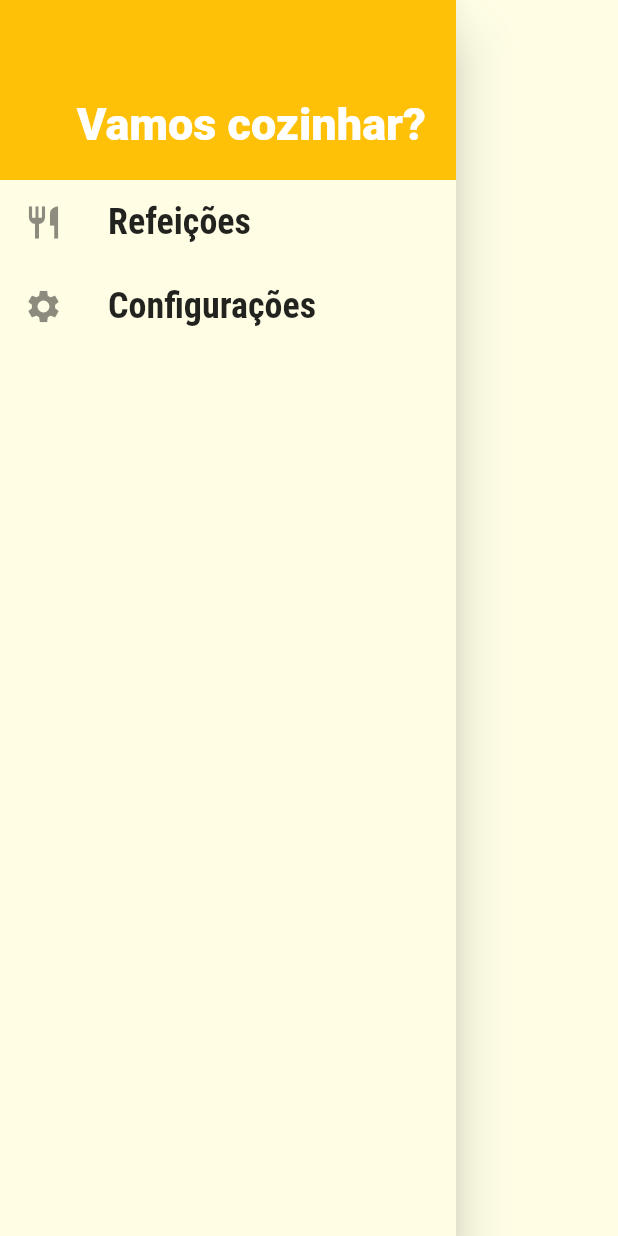
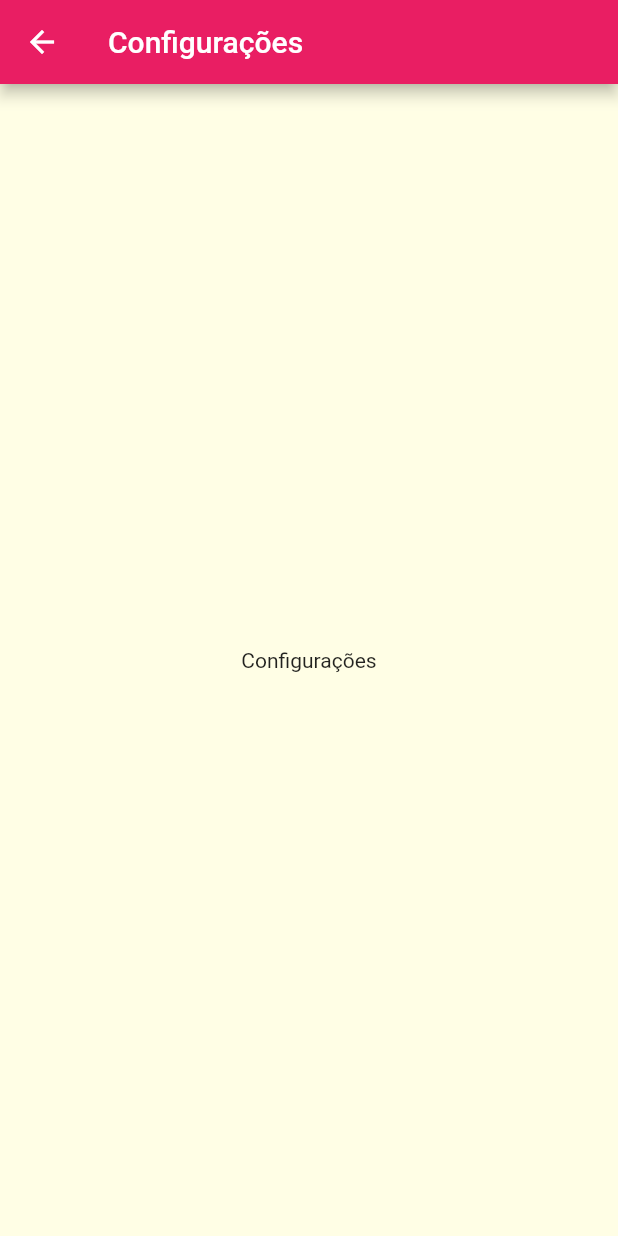
Before and after one commit to AlexBitar80/meal-app-flutter, a Flutter app: the MainDrawer widget shown alone on an empty page, opened directly, after a tap on "Configurações", on a phone screen of 412 x 824 dp. Run offline on Flutter 3.47's test engine with Material 2 defaults, Android fonts, the phone set to English and light mode, and no system bars; network calls fail.

Commit message:
feat: Adicionado criação da tela de Ajustes e suas rotas juntamente com a navegação

```diff
--- a/lib/components/main_drawer.dart
+++ b/lib/components/main_drawer.dart
@@ -1,11 +1,12 @@
 import 'package:flutter/material.dart';
+import 'package:meals/utils/routes/app_routes.dart';
 
 class MainDrawer extends StatelessWidget {
   const MainDrawer({
     super.key,
   });
 
-  Widget _createItem(IconData icon, String label) {
+  Widget _createItem(IconData icon, String label, void Function() onTap) {
     return ListTile(
       leading: Icon(
         icon,
@@ -19,7 +20,7 @@ class MainDrawer extends StatelessWidget {
           fontWeight: FontWeight.bold,
         ),
       ),
-      onTap: () {},
+      onTap: onTap,
     );
   }
 
@@ -47,10 +48,12 @@ class MainDrawer extends StatelessWidget {
             _createItem(
               Icons.restaurant,
               'Refeições',
+              () => Navigator.of(context).pushNamed(AppRoutes.home_page),
             ),
             _createItem(
               Icons.settings,
               'Configurações',
+              () => Navigator.of(context).pushNamed(AppRoutes.settings_page),
             ),
           ],
         ),
--- a/lib/main.dart
+++ b/lib/main.dart
@@ -1,6 +1,7 @@
 import 'package:flutter/material.dart';
 import 'package:meals/pages/categories/categories_meals_page.dart';
 import 'package:meals/pages/meals/meal_detail_page.dart';
+import 'package:meals/pages/settings/settings_page.dart';
 import 'package:meals/pages/tabs/tabs_page.dart';
 import 'package:meals/utils/routes/app_routes.dart';
 
@@ -33,6 +34,7 @@ class MyApp extends StatelessWidget {
         AppRoutes.home_page: (context) => const TabsPage(),
         AppRoutes.categories_meals: (context) => const CategoriesMealsPage(),
         AppRoutes.meal_detail: (context) => const MealDetailPage(),
+        AppRoutes.settings_page: (context) => const SettingsPage(),
       },
     );
   }
--- /dev/null
+++ b/lib/pages/settings/settings_page.dart
@@ -0,0 +1,19 @@
+import 'package:flutter/material.dart';
+
+class SettingsPage extends StatelessWidget {
+  const SettingsPage({
+    super.key,
+  });
+
+  @override
+  Widget build(BuildContext context) {
+    return Scaffold(
+      appBar: AppBar(
+        title: const Text('Configurações'),
+      ),
+      body: const Center(
+        child: Text('Configurações'),
+      ),
+    );
+  }
+}
--- a/lib/utils/routes/app_routes.dart
+++ b/lib/utils/routes/app_routes.dart
@@ -5,4 +5,5 @@ class AppRoutes {
   static const categories_meals = '/categories-meals';
   static const meal_detail = '/meal-detail';
   static const tab_initial = '/tab-inicial';
+  static const settings_page = '/settings-page';
 }
```
